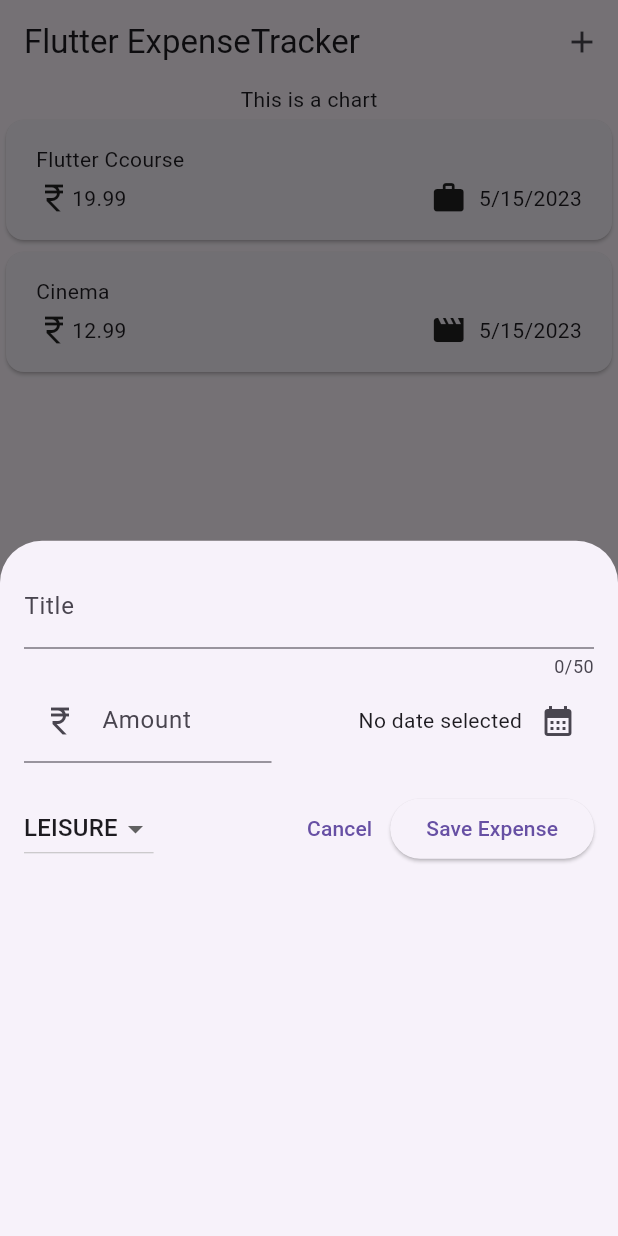
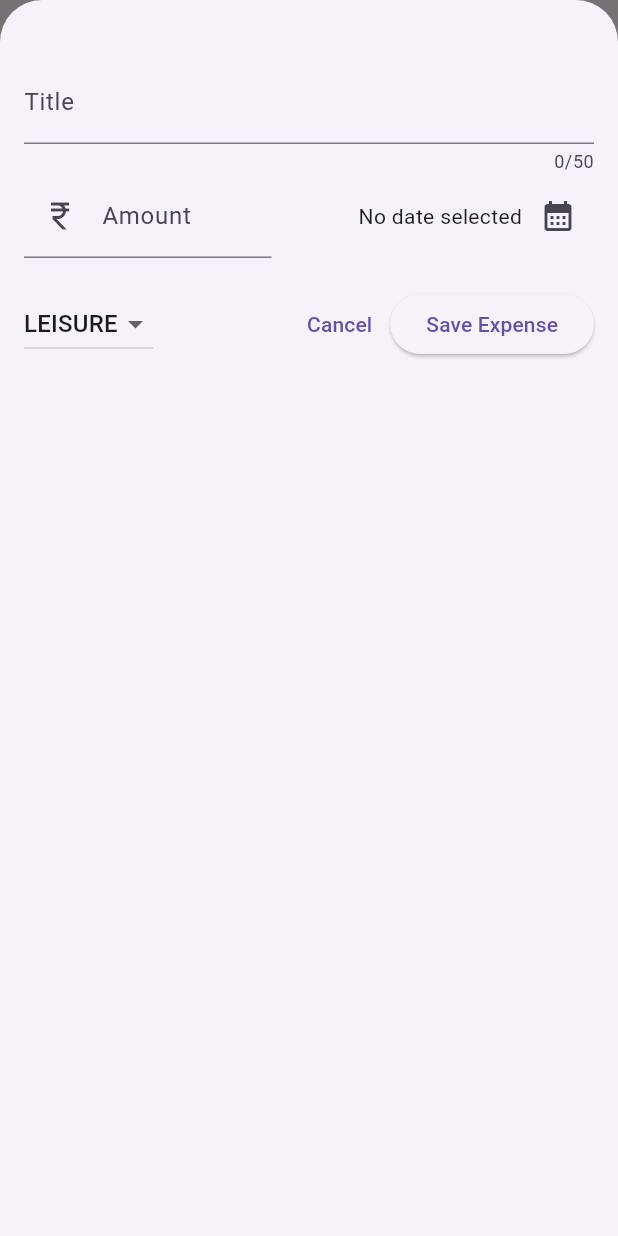
Before and after one commit to MukulTenguria/expenses, a Flutter app: the screen it shows after launch, after a tap on the "add" icon, on a phone screen of 412 x 824 dp. Run offline on Flutter 3.47's test engine with Material 2 defaults, Android fonts, the phone set to English and light mode, and no system bars.

Commit message:
showModalBottomSheet covering full screen

```diff
--- a/lib/widgets/expenses.dart
+++ b/lib/widgets/expenses.dart
@@ -26,6 +26,7 @@ class _ExpensesState extends State<Expenses> {
   ];
   void _openAddExpenseOverlay() {
     showModalBottomSheet(
+      isScrollControlled: true,
       context: context,
       builder: (ctx) => NewExpense(onAddExpense: _addExpense),
     );
--- a/lib/widgets/expenses_list/expenses_list.dart
+++ b/lib/widgets/expenses_list/expenses_list.dart
@@ -9,7 +9,7 @@ class ExpensesList extends StatelessWidget {
   @override
   Widget build(context) {
     return ListView.builder(
-      itemBuilder: (ctx, index) => ExpenseItem(expenses[index]),
+      itemBuilder: (ctx, index) =>  ExpenseItem(expenses[index]),
       itemCount: expenses.length,
     );
   }
--- a/lib/widgets/new_expense.dart
+++ b/lib/widgets/new_expense.dart
@@ -86,7 +86,7 @@ class _NewExpenseState extends State<NewExpense> {
 
   Widget build(context) {
     return Padding(
-      padding: EdgeInsets.all(16),
+      padding: const EdgeInsets.fromLTRB(16, 40, 16, 16),
       child: Column(
         children: [
           TextField(
```
